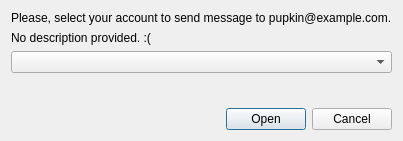
First picture: the form in urihandler/src/account_selection.ui, repository euroelessar/qutim, before the edit.
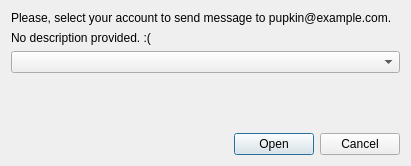
Second picture: the form after the edit.

The edit to the form file:
```diff
--- a/urihandler/src/account_selection.ui
+++ b/urihandler/src/account_selection.ui
@@ -6,8 +6,8 @@
    <rect>
     <x>0</x>
     <y>0</y>
-    <width>392</width>
-    <height>141</height>
+    <width>411</width>
+    <height>166</height>
    </rect>
   </property>
   <property name="windowTitle">
```
